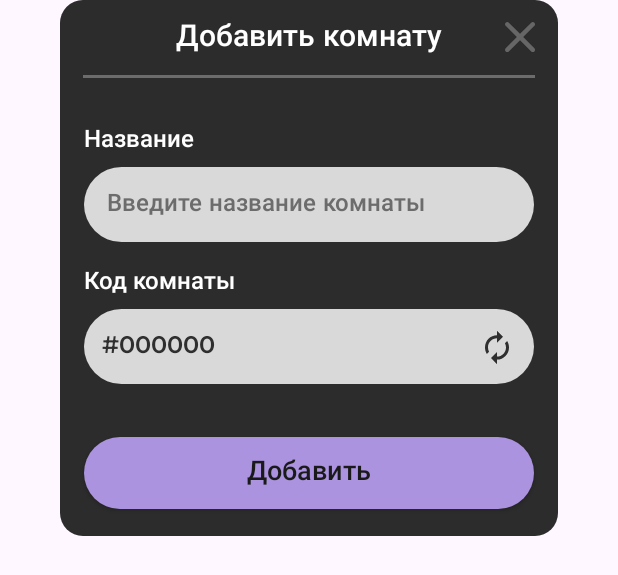
After one commit to KateRud0/CoureWorkApp, an Android app: the layout dialog_add_room.xml on its own in the app's theme, with its tools: preview values and no code run, on a phone screen of 412 x 824 dp. The commit adds this screen. Shown: the top 575 px of the screen. Run offline under Robolectric (Android 15) with nearby library versions, the phone set to English and light mode, and no system bars.

Commit message:
added room creation and search functionality with Firestore

```diff
--- a/app/src/main/java/com/example/courseworkapp/data/Room.kt
+++ b/app/src/main/java/com/example/courseworkapp/data/Room.kt
@@ -3,7 +3,7 @@ package com.example.courseworkapp.data
 data class Room(
     val id: String = "",
     val name: String = "",
-    val description: String = "",
     val ownerId: String = "",
+    val connectionCode: String = "",
     val participants: List<String> = emptyList()
 )
--- /dev/null
+++ b/app/src/main/java/com/example/courseworkapp/data/Task.kt
@@ -0,0 +1,5 @@
+package com.example.courseworkapp.data
+
+data class Task(
+    val id: String = ""
+)
--- /dev/null
+++ b/app/src/main/res/drawable/bg_dialog.xml
@@ -0,0 +1,5 @@
+<?xml version="1.0" encoding="utf-8"?>
+<shape xmlns:android="http://schemas.android.com/apk/res/android">
+    <solid android:color="#2C2C2C" />
+    <corners android:radius="15dp" />
+</shape>
--- /dev/null
+++ b/app/src/main/res/drawable/ic_autorenew_2.xml
@@ -0,0 +1,13 @@
+<vector xmlns:android="http://schemas.android.com/apk/res/android"
+    android:width="24dp"
+    android:height="25dp"
+    android:viewportWidth="24"
+    android:viewportHeight="25">
+  <group>
+    <clip-path
+        android:pathData="M0,0.785h24v24h-24z"/>
+    <path
+        android:pathData="M12,6.785V9.785L16,5.785L12,1.785V4.785C7.58,4.785 4,8.365 4,12.785C4,14.355 4.46,15.815 5.24,17.045L6.7,15.585C6.25,14.755 6,13.795 6,12.785C6,9.475 8.69,6.785 12,6.785ZM18.76,8.525L17.3,9.985C17.74,10.825 18,11.775 18,12.785C18,16.095 15.31,18.785 12,18.785V15.785L8,19.785L12,23.785V20.785C16.42,20.785 20,17.205 20,12.785C20,11.215 19.54,9.755 18.76,8.525Z"
+        android:fillColor="#2F2F2F"/>
+  </group>
+</vector>
--- /dev/null
+++ b/app/src/main/res/drawable/ic_close.xml
@@ -0,0 +1,9 @@
+<vector xmlns:android="http://schemas.android.com/apk/res/android"
+    android:width="24dp"
+    android:height="24dp"
+    android:viewportWidth="24"
+    android:viewportHeight="24">
+  <path
+      android:pathData="M11.356,13.486L3.904,20.938C3.625,21.217 3.27,21.356 2.839,21.356C2.408,21.356 2.053,21.217 1.775,20.938C1.496,20.659 1.356,20.304 1.356,19.873C1.356,19.442 1.496,19.088 1.775,18.809L9.227,11.356L1.775,3.904C1.496,3.625 1.356,3.27 1.356,2.839C1.356,2.408 1.496,2.053 1.775,1.775C2.053,1.496 2.408,1.356 2.839,1.356C3.27,1.356 3.625,1.496 3.904,1.775L11.356,9.227L18.809,1.775C19.088,1.496 19.442,1.356 19.873,1.356C20.304,1.356 20.659,1.496 20.938,1.775C21.217,2.053 21.356,2.408 21.356,2.839C21.356,3.27 21.217,3.625 20.938,3.904L13.486,11.356L20.938,18.809C21.217,19.088 21.356,19.442 21.356,19.873C21.356,20.304 21.217,20.659 20.938,20.938C20.659,21.217 20.304,21.356 19.873,21.356C19.442,21.356 19.088,21.217 18.809,20.938L11.356,13.486Z"
+      android:fillColor="#666666"/>
+</vector>
--- a/app/src/main/res/layout/activity_main.xml
+++ b/app/src/main/res/layout/activity_main.xml
@@ -9,4 +9,5 @@
     android:name="androidx.navigation.fragment.NavHostFragment"
     app:navGraph="@navigation/auth_navigation"
     app:defaultNavHost="true"
-    tools:layout="@layout/fragment_start" />
+    tools:layout="@layout/fragment_start"
+    android:background="@android:color/transparent"/>
--- /dev/null
+++ b/app/src/main/res/layout/dialog_add_room.xml
@@ -0,0 +1,146 @@
+<?xml version="1.0" encoding="utf-8"?>
+<androidx.constraintlayout.widget.ConstraintLayout xmlns:android="http://schemas.android.com/apk/res/android"
+    xmlns:app="http://schemas.android.com/apk/res-auto"
+    android:layout_width="match_parent"
+    android:layout_height="wrap_content"
+    android:background="@drawable/bg_dialog"
+    android:layout_marginStart="40dp"
+    android:layout_marginEnd="40dp">
+
+    <TextView
+        android:layout_width="match_parent"
+        android:layout_height="wrap_content"
+        android:fontFamily="@font/montserrat_semibold"
+        android:gravity="center"
+        android:text="Добавить комнату"
+        android:textColor="#FFFFFF"
+        android:textSize="20sp"
+        app:layout_constraintBottom_toBottomOf="@+id/imageButtonСloseCR"
+        app:layout_constraintEnd_toEndOf="parent"
+        app:layout_constraintStart_toStartOf="parent"
+        app:layout_constraintTop_toTopOf="parent" />
+
+    <ImageButton
+        android:id="@+id/imageButtonСloseCR"
+        android:layout_width="50dp"
+        android:layout_height="50dp"
+        android:background="@android:color/transparent"
+        android:contentDescription="Закрыть окно"
+        android:src="@drawable/ic_close"
+        app:layout_constraintEnd_toEndOf="parent"
+        app:layout_constraintTop_toTopOf="parent" />
+
+    <View
+        android:id="@+id/view2"
+        android:layout_width="match_parent"
+        android:layout_height="2dp"
+        android:layout_marginStart="15dp"
+        android:layout_marginEnd="15dp"
+        android:background="#6C6C6C"
+        app:layout_constraintEnd_toEndOf="parent"
+        app:layout_constraintStart_toStartOf="parent"
+        app:layout_constraintTop_toBottomOf="@+id/imageButtonСloseCR" />
+
+
+    <TextView
+        android:id="@+id/textViewEmail"
+        android:layout_width="wrap_content"
+        android:layout_height="wrap_content"
+        android:layout_marginTop="30dp"
+        android:layout_marginStart="16dp"
+        android:fontFamily="@font/montserrat_medium"
+        android:text="Название"
+        android:textColor="#FFFFFF"
+        android:textSize="16sp"
+        app:layout_constraintStart_toStartOf="parent"
+        app:layout_constraintTop_toBottomOf="@+id/view2" />
+
+    <EditText
+        android:id="@+id/editTextRoomName"
+        android:layout_width="match_parent"
+        android:layout_height="50dp"
+        android:layout_marginHorizontal="16dp"
+        android:layout_marginTop="6dp"
+        android:background="@drawable/bg_paint_text"
+        android:fontFamily="@font/montserrat_semibold"
+        android:hint="Введите название комнаты"
+        android:inputType="text"
+        android:paddingStart="15dp"
+        android:paddingEnd="15dp"
+        android:textColorHint="#6C6C6C"
+        android:textColor="#2F2F2F"
+        android:textSize="16sp"
+        app:layout_constraintEnd_toEndOf="parent"
+        app:layout_constraintStart_toStartOf="parent"
+        app:layout_constraintTop_toBottomOf="@+id/textViewEmail" />
+
+    <TextView
+        android:id="@+id/textViewPassword"
+        android:layout_width="wrap_content"
+        android:layout_height="wrap_content"
+        android:layout_marginTop="15dp"
+        android:layout_marginStart="16dp"
+        android:fontFamily="@font/montserrat_medium"
+        android:text="Код комнаты"
+        android:textColor="#FFFFFF"
+        android:textSize="16sp"
+        app:layout_constraintStart_toStartOf="parent"
+        app:layout_constraintTop_toBottomOf="@+id/editTextRoomName" />
+
+
+    <LinearLayout
+        android:id="@+id/linearLayout2"
+        android:layout_width="match_parent"
+        android:layout_height="50dp"
+        android:layout_marginTop="6dp"
+        android:layout_marginHorizontal="16dp"
+        android:orientation="horizontal"
+        android:background="@drawable/bg_paint_text"
+        app:layout_constraintEnd_toEndOf="parent"
+        app:layout_constraintStart_toStartOf="parent"
+        app:layout_constraintTop_toBottomOf="@+id/textViewPassword">
+
+        <TextView
+            android:id="@+id/textViewRoomCode"
+            android:layout_width="0dp"
+            android:layout_height="match_parent"
+            android:layout_weight="1"
+            android:fontFamily="@font/montserrat_semibold"
+            android:gravity="center_vertical"
+            android:inputType="text"
+            android:paddingStart="12dp"
+            android:paddingEnd="12dp"
+            android:text="#000000"
+            android:textColor="#2F2F2F"
+            android:textSize="16sp" />
+
+        <ImageButton
+            android:id="@+id/buttonChangeCode"
+            android:layout_width="50dp"
+            android:layout_height="match_parent"
+            android:background="@android:color/transparent"
+            android:contentDescription="Закрыть окно"
+            android:src="@drawable/ic_autorenew_2"
+
+            />
+    </LinearLayout>
+
+    <android.widget.Button
+        android:id="@+id/buttonCreateRoom"
+        android:layout_width="match_parent"
+        android:layout_height="48dp"
+        android:layout_marginTop="35dp"
+        android:layout_marginBottom="18dp"
+        android:layout_marginHorizontal="16dp"
+        android:background="@drawable/bg_button_2"
+        android:fontFamily="@font/montserrat_semibold"
+        android:text="Добавить"
+        android:textAllCaps="false"
+        android:textColor="#1a1a1a"
+        android:textSize="18sp"
+        app:layout_constraintBottom_toBottomOf="parent"
+        app:layout_constraintStart_toStartOf="parent"
+        app:layout_constraintTop_toBottomOf="@+id/linearLayout2" />
+
+
+</androidx.constraintlayout.widget.ConstraintLayout>
--- a/app/src/main/res/layout/fragment_created_rooms.xml
+++ b/app/src/main/res/layout/fragment_created_rooms.xml
@@ -43,7 +43,7 @@
     </androidx.constraintlayout.widget.ConstraintLayout>
 
     <android.widget.Button
-        android:id="@+id/button1"
+        android:id="@+id/buttonAddRoomCR"
         android:layout_width="match_parent"
         android:layout_height="50dp"
         android:layout_marginTop="12dp"
--- a/app/src/main/res/layout/fragment_home.xml
+++ b/app/src/main/res/layout/fragment_home.xml
@@ -58,7 +58,7 @@
         tools:ignore="MissingConstraints">
 
         <android.widget.Button
-            android:id="@+id/button1"
+            android:id="@+id/buttonAddRoomH"
             android:layout_width="0dp"
             android:layout_height="match_parent"
             android:layout_weight="1"
@@ -72,7 +72,7 @@
             android:text="+ Добавить комнату"/>
 
         <android.widget.Button
-            android:id="@+id/button2"
+            android:id="@+id/buttonSearchRoomH"
             android:layout_width="0dp"
             android:layout_height="match_parent"
             android:layout_weight="1"
--- a/app/src/main/res/layout/fragment_joined_rooms.xml
+++ b/app/src/main/res/layout/fragment_joined_rooms.xml
@@ -43,7 +43,7 @@
     </androidx.constraintlayout.widget.ConstraintLayout>
 
     <android.widget.Button
-        android:id="@+id/button1"
+        android:id="@+id/buttonSearchRoomJR"
         android:layout_width="match_parent"
         android:layout_height="50dp"
         android:layout_marginTop="12dp"
--- a/app/src/main/res/layout/fragment_login.xml
+++ b/app/src/main/res/layout/fragment_login.xml
@@ -40,6 +40,7 @@
         android:background="@drawable/bg_paint_text"
         android:layout_marginEnd="25dp"
         android:ems="10"
+        android:textColor="#2F2F2F"
         android:inputType="text"
         android:textSize="16sp"
         android:paddingStart="12dp"
@@ -69,6 +70,7 @@
         android:background="@drawable/bg_paint_text"
         android:layout_marginEnd="25dp"
         android:ems="10"
+        android:textColor="#2F2F2F"
         android:inputType="textPassword"
         android:textSize="16sp"
         android:paddingStart="12dp"
--- a/app/src/main/res/layout/fragment_reg.xml
+++ b/app/src/main/res/layout/fragment_reg.xml
@@ -40,6 +40,7 @@
         android:background="@drawable/bg_paint_text"
         android:layout_marginEnd="25dp"
         android:ems="10"
+        android:textColor="#2F2F2F"
         android:inputType="text"
         android:textSize="16sp"
         android:paddingStart="12dp"
@@ -69,6 +70,7 @@
         android:background="@drawable/bg_paint_text"
         android:layout_marginEnd="25dp"
         android:ems="10"
+        android:textColor="#2F2F2F"
         android:inputType="text"
         android:textSize="16sp"
         android:paddingStart="12dp"
@@ -99,6 +101,7 @@
         android:background="@drawable/bg_paint_text"
         android:layout_marginEnd="25dp"
         android:ems="10"
+        android:textColor="#2F2F2F"
         android:inputType="textPassword"
         android:textSize="16sp"
         android:paddingStart="12dp"
@@ -128,6 +131,7 @@
         android:background="@drawable/bg_paint_text"
         android:layout_marginEnd="25dp"
         android:ems="10"
+        android:textColor="#2F2F2F"
         android:inputType="textPassword"
         android:textSize="16sp"
         android:paddingStart="12dp"
```
Also changed, not shown: app/src/main/java/com/example/courseworkapp/ui/CreatedRoomsFragment.kt (+8 -0 lines), app/src/main/java/com/example/courseworkapp/ui/HomeFragment.kt (+15 -0 lines), app/src/main/java/com/example/courseworkapp/ui/JoinedRoomsFragment.kt (+8 -0 lines), app/src/main/java/com/example/courseworkapp/ui/dialogs/AddRoomDialog.kt (added, +98 -0 lines), app/src/main/java/com/example/courseworkapp/ui/dialogs/SearchRoomDialog.kt (added, +96 -0 lines), app/src/main/res/layout/dialog_search_room.xml (added, +98 -0 lines).
